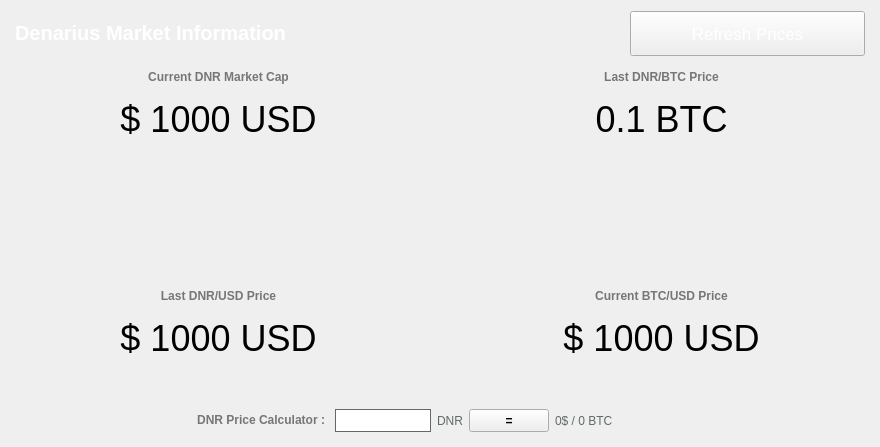
The window that src/qt/forms/marketbrowser.ui (metaspartan/denarius) describes before a commit, drawn with Qt 5.
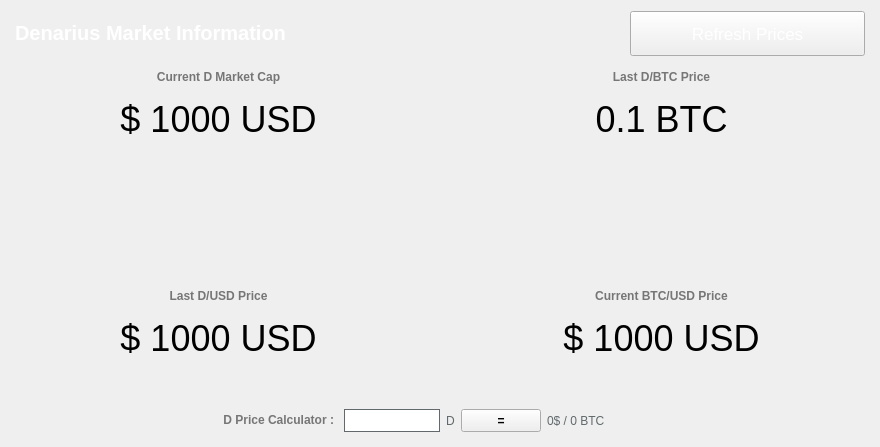
The same window after the commit. Icons and pictures are not drawn.

Patch:
```diff
--- a/src/qt/forms/marketbrowser.ui
+++ b/src/qt/forms/marketbrowser.ui
@@ -333,7 +333,7 @@
           </sizepolicy>
          </property>
          <property name="text">
-          <string>&lt;html&gt;&lt;head/&gt;&lt;body&gt;&lt;p&gt;&lt;span style=&quot; font-weight:600; color:#767676;&quot;&gt;Current DNR Market Cap&lt;/span&gt;&lt;/p&gt;&lt;/body&gt;&lt;/html&gt;</string>
+          <string>&lt;html&gt;&lt;head/&gt;&lt;body&gt;&lt;p&gt;&lt;span style=&quot; font-weight:600; color:#767676;&quot;&gt;Current D Market Cap&lt;/span&gt;&lt;/p&gt;&lt;/body&gt;&lt;/html&gt;</string>
          </property>
          <property name="alignment">
           <set>Qt::AlignCenter</set>
@@ -349,7 +349,7 @@
           </sizepolicy>
          </property>
          <property name="text">
-          <string>&lt;html&gt;&lt;head/&gt;&lt;body&gt;&lt;p&gt;&lt;span style=&quot; font-weight:600; color:#767676;&quot;&gt;Last DNR/BTC Price&lt;/span&gt;&lt;/p&gt;&lt;/body&gt;&lt;/html&gt;</string>
+          <string>&lt;html&gt;&lt;head/&gt;&lt;body&gt;&lt;p&gt;&lt;span style=&quot; font-weight:600; color:#767676;&quot;&gt;Last D/BTC Price&lt;/span&gt;&lt;/p&gt;&lt;/body&gt;&lt;/html&gt;</string>
          </property>
          <property name="alignment">
           <set>Qt::AlignCenter</set>
@@ -371,7 +371,7 @@
         </sizepolicy>
        </property>
        <property name="text">
-        <string>&lt;html&gt;&lt;head/&gt;&lt;body&gt;&lt;p&gt;&lt;span style=&quot; font-weight:600; color:#767676;&quot;&gt;Last DNR/USD Price&lt;/span&gt;&lt;/p&gt;&lt;/body&gt;&lt;/html&gt;</string>
+        <string>&lt;html&gt;&lt;head/&gt;&lt;body&gt;&lt;p&gt;&lt;span style=&quot; font-weight:600; color:#767676;&quot;&gt;Last D/USD Price&lt;/span&gt;&lt;/p&gt;&lt;/body&gt;&lt;/html&gt;</string>
        </property>
        <property name="alignment">
         <set>Qt::AlignCenter</set>
@@ -410,7 +410,7 @@
         </sizepolicy>
        </property>
        <property name="text">
-        <string>&lt;html&gt;&lt;head/&gt;&lt;body&gt;&lt;p&gt;&lt;span style=&quot; font-weight:600; color:#767676;&quot;&gt;DNR Price Calculator :&lt;/span&gt;&lt;/p&gt;&lt;/body&gt;&lt;/html&gt;</string>
+        <string>&lt;html&gt;&lt;head/&gt;&lt;body&gt;&lt;p&gt;&lt;span style=&quot; font-weight:600; color:#767676;&quot;&gt;D Price Calculator :&lt;/span&gt;&lt;/p&gt;&lt;/body&gt;&lt;/html&gt;</string>
        </property>
        <property name="alignment">
         <set>Qt::AlignRight|Qt::AlignTrailing|Qt::AlignVCenter</set>
@@ -442,7 +442,7 @@
         <string notr="true">color:#61696c;</string>
        </property>
        <property name="text">
-        <string>DNR</string>
+        <string>D</string>
        </property>
       </widget>
      </item>
```
